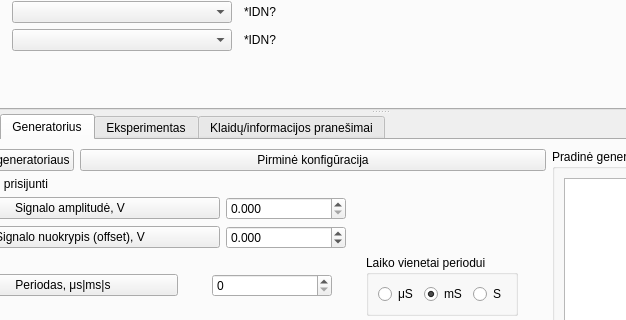
First picture: the form in UIfiles/GUIThread.ui, repository userIsTaken/TryUSB, before the edit; both pictures show x 100 to 726 and y 138 to 458 of the 960 by 866 pixel window.
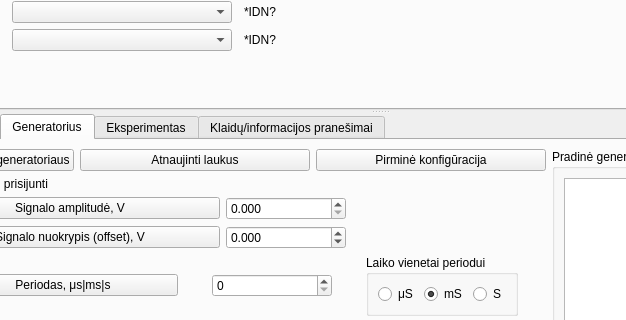
Second picture: the form after the edit. The open tabs and pages were chosen to show the change. Icons and pictures are not drawn. Custom widgets are drawn as their Qt base class.

```diff
--- a/UIfiles/GUIThread.ui
+++ b/UIfiles/GUIThread.ui
@@ -521,7 +521,7 @@
              </property>
             </widget>
            </item>
-           <item row="0" column="1">
+           <item row="0" column="2">
             <widget class="QPushButton" name="runInitiallConfiguration_button">
              <property name="sizePolicy">
               <sizepolicy hsizetype="Preferred" vsizetype="Fixed">
@@ -547,6 +547,13 @@
              </property>
             </widget>
            </item>
+           <item row="0" column="1">
+            <widget class="QPushButton" name="renewGeneratorInfoButton">
+             <property name="text">
+              <string>Atnaujinti laukus</string>
+             </property>
+            </widget>
+           </item>
           </layout>
          </item>
          <item row="0" column="1" rowspan="4">
```
Left out of the diff: 4 changed lines with no effect on the pictures.
